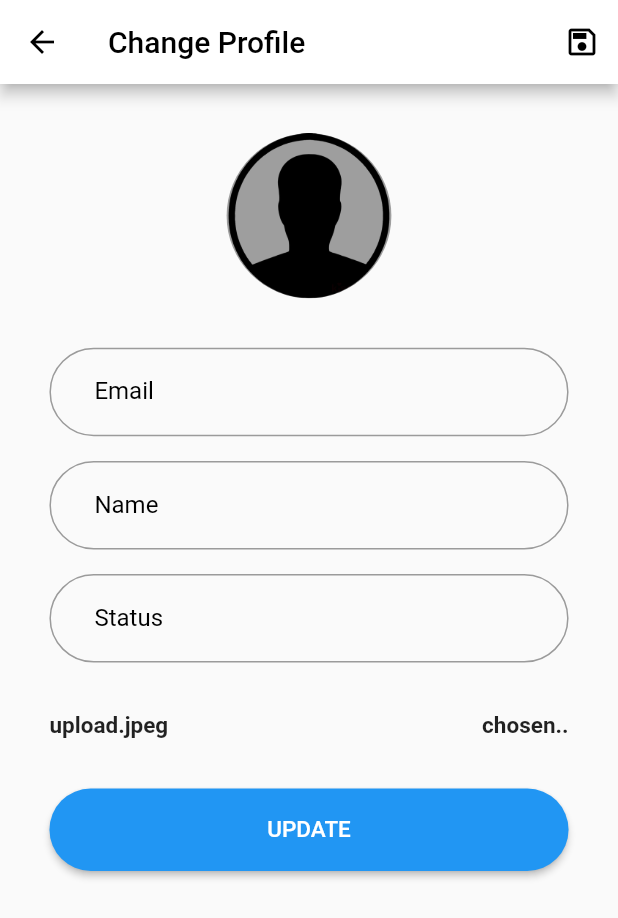
After one commit to emreozturk7/chat_app, a Flutter app: the ChangeProfileView screen opened by its route, on a phone screen of 412 x 824 dp. The commit adds this screen. Shown: the top 918 px of the screen. Run offline on Flutter 3.47's test engine with Material 2 defaults, Android fonts, the phone set to English and light mode, and no system bars; our stand-ins replace cloud_firestore, emoji_picker_flutter, firebase_auth, firebase_core, firebase_storage, flutter_spinkit and 3 more; accounts and stored records are empty.

Commit message:
Change Profile Added

```diff
--- a/lib/main.dart
+++ b/lib/main.dart
@@ -1,6 +1,7 @@
 import 'package:flutter/material.dart';
 import 'package:firebase_core/firebase_core.dart';
 import 'package:flutter_chat_app/model/my_user.dart';
+import 'package:flutter_chat_app/modules/change_profile/change_profile_view.dart';
 import 'package:flutter_chat_app/modules/contacts/contacts_view.dart';
 import 'package:flutter_chat_app/modules/profile/profile_view.dart';
 import 'package:flutter_chat_app/modules/update_status/update_status_view.dart';
@@ -40,6 +41,7 @@ class Main extends StatelessWidget {
                 '/message_contacts': (context) => MessageContacts(),
                 '/profile_screen': (context) => ProfileView(),
                 '/update_status_view': (context) => UpdateStatusView(),
+                '/change_profile_view': (context) => ChangeProfileView(),
               },
               home: const Wrapper(),
             ),
--- /dev/null
+++ b/lib/modules/change_profile/change_profile_view.dart
@@ -0,0 +1,146 @@
+import 'package:flutter/material.dart';
+import 'package:get/get.dart';
+import 'package:flutter_chat_app/modules/change_profile/change_profile_controller.dart';
+
+class ChangeProfileView extends GetView<ChangeProfileController> {
+  const ChangeProfileView({Key? key}) : super(key: key);
+
+  @override
+  Widget build(BuildContext context) {
+    var deviceSize = MediaQuery.of(context).size;
+    return Scaffold(
+      appBar: AppBar(
+        backgroundColor: Colors.white,
+        leading: IconButton(
+          icon: Icon(
+            Icons.arrow_back,
+            color: Colors.black,
+          ),
+          onPressed: () => Get.back(),
+        ),
+        title: Text(
+          'Change Profile',
+          style: TextStyle(color: Colors.black),
+        ),
+        actions: [
+          IconButton(
+            icon: Icon(
+              Icons.save_outlined,
+              color: Colors.black,
+            ),
+            onPressed: () {},
+          ),
+        ],
+      ),
+      body: Center(
+        child: Container(
+          padding: EdgeInsets.all(deviceSize.height / 25),
+          child: Column(
+            crossAxisAlignment: CrossAxisAlignment.stretch,
+            children: [
+              CircleAvatar(
+                backgroundColor: Colors.grey,
+                radius: deviceSize.height / 15,
+                child: Image.asset("assets/images/noimage.png"),
+              ),
+              SizedBox(height: deviceSize.height / 25),
+              TextField(
+                cursorColor: Colors.black,
+                decoration: InputDecoration(
+                  labelText: 'Email',
+                  labelStyle: TextStyle(
+                    color: Colors.black,
+                  ),
+                  border: OutlineInputBorder(
+                    borderRadius: BorderRadius.circular(100),
+                  ),
+                  focusedBorder: OutlineInputBorder(
+                    borderRadius: BorderRadius.circular(100),
+                  ),
+                  contentPadding: EdgeInsets.symmetric(
+                    horizontal: 30,
+                    vertical: 20,
+                  ),
+                ),
+              ),
+              SizedBox(height: deviceSize.height / 50),
+              TextField(
+                cursorColor: Colors.black,
+                decoration: InputDecoration(
+                  labelText: 'Name',
+                  labelStyle: TextStyle(
+                    color: Colors.black,
+                  ),
+                  border: OutlineInputBorder(
+                    borderRadius: BorderRadius.circular(100),
+                  ),
+                  focusedBorder: OutlineInputBorder(
+                    borderRadius: BorderRadius.circular(100),
+                  ),
+                  contentPadding: EdgeInsets.symmetric(
+                    horizontal: 30,
+                    vertical: 20,
+                  ),
+                ),
+              ),
+              SizedBox(height: deviceSize.height / 50),
+              TextField(
+                cursorColor: Colors.black,
+                decoration: InputDecoration(
+                  labelText: 'Status',
+                  labelStyle: TextStyle(
+                    color: Colors.black,
+                  ),
+                  border: OutlineInputBorder(
+                    borderRadius: BorderRadius.circular(100),
+                  ),
+                  focusedBorder: OutlineInputBorder(
+                    borderRadius: BorderRadius.circular(100),
+                  ),
+                  contentPadding: EdgeInsets.symmetric(
+                    horizontal: 30,
+                    vertical: 20,
+                  ),
+                ),
+              ),
+              SizedBox(height: deviceSize.height / 25),
+              Row(
+                mainAxisAlignment: MainAxisAlignment.spaceBetween,
+                children: const [
+                  Text(
+                    "upload.jpeg",
+                    style: TextStyle(
+                      fontSize: 15,
+                      fontWeight: FontWeight.bold,
+                    ),
+                  ),
+                  Text(
+                    "chosen..",
+                    style: TextStyle(
+                      fontSize: 15,
+                      fontWeight: FontWeight.bold,
+                    ),
+                  ),
+                ],
+              ),
+              SizedBox(height: deviceSize.height / 25),
+              ElevatedButton(
+                child: Text(
+                  "UPDATE",
+                  style: TextStyle(fontSize: 15),
+                ),
+                style: ElevatedButton.styleFrom(
+                  minimumSize: deviceSize / 15,
+                  shape: RoundedRectangleBorder(
+                    borderRadius: BorderRadius.circular(50.0),
+                  ),
+                ),
+                onPressed: () {},
+              ),
+            ],
+          ),
+        ),
+      ),
+    );
+  }
+}
--- a/lib/modules/profile/profile_view.dart
+++ b/lib/modules/profile/profile_view.dart
@@ -71,7 +71,9 @@ class ProfileView extends GetView<ProfileController> {
             ),
             buildCard(
               "Change Profile",
-              () {},
+              () {
+                Get.toNamed("/change_profile_view");
+              },
               context,
               Icon(Icons.person),
             ),
--- a/lib/modules/update_status/update_status_view.dart
+++ b/lib/modules/update_status/update_status_view.dart
@@ -34,7 +34,9 @@ class UpdateStatusView extends GetView<UpdateStatusController> {
             children: [
               TextField(
                 decoration: InputDecoration(
-                  border: OutlineInputBorder(),
+                  border: OutlineInputBorder(
+                    borderRadius: BorderRadius.circular(20.0),
+                  ),
                   labelText: 'Input Status Here',
                 ),
               ),
--- a/lib/route/app_pages.dart
+++ b/lib/route/app_pages.dart
@@ -1,4 +1,7 @@
+import 'package:flutter_chat_app/modules/change_profile/change_profile_view.dart';
 import 'package:flutter_chat_app/modules/contacts/contacts_view.dart';
+import 'package:flutter_chat_app/modules/profile/profile_view.dart';
+import 'package:flutter_chat_app/modules/update_status/update_status_view.dart';
 import 'package:flutter_chat_app/view/message_home_page.dart';
 import 'package:flutter_chat_app/view/message_page.dart';
 import 'package:get/get.dart';
@@ -21,5 +24,17 @@ class AppPages {
       name: _Paths.MESSAGE_CONTACTS,
       page: () => MessageContacts(),
     ),
+    GetPage(
+      name: _Paths.PROFILE_SCREEN,
+      page: () => const ProfileView(),
+    ),
+    GetPage(
+      name: _Paths.UPDATE_STATUS_VIEW,
+      page: () => const UpdateStatusView(),
+    ),
+    GetPage(
+      name: _Paths.CHANGE_PROFILE_VIEW,
+      page: () => const ChangeProfileView(),
+    ),
   ];
 }
--- a/lib/route/routes.dart
+++ b/lib/route/routes.dart
@@ -6,10 +6,16 @@ abstract class Routes {
   static const MESSAGE_HOME_PAGE = _Paths.MESSAGE_HOME_PAGE;
   static const MESSAGE_PAGE = _Paths.MESSAGE_PAGE;
   static const MESSAGE_CONTACTS = _Paths.MESSAGE_CONTACTS;
+  static const PROFILE_SCREEN = _Paths.PROFILE_SCREEN;
+  static const UPDATE_STATUS_VIEW = _Paths.UPDATE_STATUS_VIEW;
+  static const CHANGE_PROFILE_VIEW = _Paths.CHANGE_PROFILE_VIEW;
 }
 
 abstract class _Paths {
   static const MESSAGE_HOME_PAGE = '/message_home_page';
   static const MESSAGE_PAGE = '/message_page';
   static const MESSAGE_CONTACTS = '/message_contacts';
+  static const PROFILE_SCREEN = '/profile_view';
+  static const UPDATE_STATUS_VIEW = '/update_status_view';
+  static const CHANGE_PROFILE_VIEW = '/change_profile_view';
 }
--- a/lib/view/message_home_page.dart
+++ b/lib/view/message_home_page.dart
@@ -59,7 +59,7 @@ class MessageHomePage extends StatelessWidget {
                     icon: Icon(
                       Icons.person,
                       size: 35,
-                      color: Colors.blue,
+                      color: Colors.black,
                     ),
                     onPressed: () {
                       Get.toNamed("/profile_screen");
@@ -70,7 +70,7 @@ class MessageHomePage extends StatelessWidget {
                     child: Text(
                       "Chats",
                       style: TextStyle(
-                        color: Colors.blue,
+                        color: Colors.black,
                         fontSize: 35,
                         fontWeight: FontWeight.bold,
                       ),
@@ -90,6 +90,7 @@ class MessageHomePage extends StatelessWidget {
         ],
       ),
       floatingActionButton: FloatingActionButton(
+        backgroundColor: Colors.black,
         child: const Icon(Icons.message),
         onPressed: () {
           Navigator.pushNamed(context, '/message_contacts');
```
Also changed, not shown: lib/modules/change_profile/change_profile_controller.dart (added, +73 -0 lines), lib/view/message_page.dart (+7 -1 lines).
